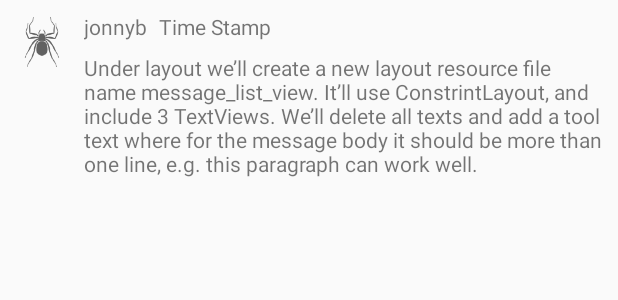
After one commit to r52698/Smack, an Android app: the layout message_list_view.xml on its own in the app's theme, with its tools: preview values and no code run, on a phone screen of 412 x 824 dp. The commit adds this screen. Shown: the top 300 px of the screen. Run offline under Robolectric (Android 15) with nearby library versions, the phone set to English and light mode, and no system bars.

Commit message:
lesson 25, channels presented multiple times

```diff
--- /dev/null
+++ b/app/src/main/res/layout/message_list_view.xml
@@ -0,0 +1,52 @@
+<?xml version="1.0" encoding="utf-8"?>
+<androidx.constraintlayout.widget.ConstraintLayout xmlns:android="http://schemas.android.com/apk/res/android"
+    xmlns:app="http://schemas.android.com/apk/res-auto"
+    xmlns:tools="http://schemas.android.com/tools"
+    android:layout_width="match_parent"
+    android:layout_height="wrap_content">
+
+    <ImageView
+        android:id="@+id/messageUserImage"
+        android:layout_width="40dp"
+        android:layout_height="40dp"
+        android:layout_marginStart="8dp"
+        android:layout_marginTop="8dp"
+        app:layout_constraintStart_toStartOf="parent"
+        app:layout_constraintTop_toTopOf="parent"
+        tools:srcCompat="@drawable/dark0" />
+
+    <TextView
+        android:id="@+id/messageUserNameLbl"
+        android:layout_width="wrap_content"
+        android:layout_height="wrap_content"
+        android:layout_marginStart="8dp"
+        android:layout_marginTop="8dp"
+        app:layout_constraintStart_toEndOf="@+id/messageUserImage"
+        app:layout_constraintTop_toTopOf="parent"
+        tools:text="jonnyb" />
+
+    <TextView
+        android:id="@+id/timeStampLbl"
+        android:layout_width="wrap_content"
+        android:layout_height="wrap_content"
+        android:layout_marginStart="8dp"
+        android:layout_marginTop="8dp"
+        app:layout_constraintStart_toEndOf="@+id/messageUserNameLbl"
+        app:layout_constraintTop_toTopOf="parent"
+        tools:text="Time Stamp" />
+
+    <TextView
+        android:id="@+id/messageBodyLbl"
+        android:layout_width="0dp"
+        android:layout_height="wrap_content"
+        android:layout_marginStart="8dp"
+        android:layout_marginTop="8dp"
+        android:layout_marginEnd="8dp"
+        app:layout_constraintBottom_toBottomOf="parent"
+        app:layout_constraintEnd_toEndOf="parent"
+        app:layout_constraintStart_toEndOf="@+id/messageUserImage"
+        app:layout_constraintTop_toBottomOf="@+id/messageUserNameLbl"
+        tools:text="Under layout we’ll create a new layout resource file name message_list_view. It’ll use ConstrintLayout, and include 3 TextViews. We’ll delete all texts and add a tool text where for the message body it should be more than one line, e.g. this paragraph can work well." />
+
+
+</androidx.constraintlayout.widget.ConstraintLayout>
```
Also changed, not shown: app/src/main/java/com/example/smack/Adapters/MessageAdapter.kt (added, +46 -0 lines), app/src/main/java/com/example/smack/Adapters/MessagesRecyleAdapter.kt (deleted, +0 -35 lines), app/src/main/java/com/example/smack/Controller/MainActivity.kt (+26 -18 lines).
